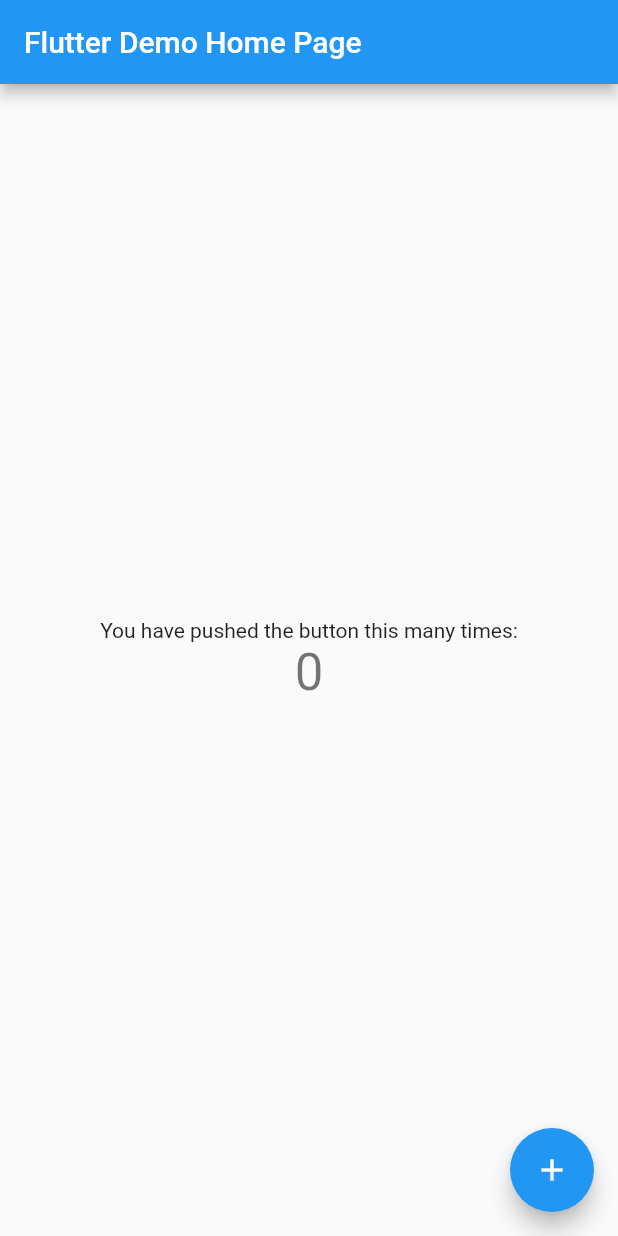
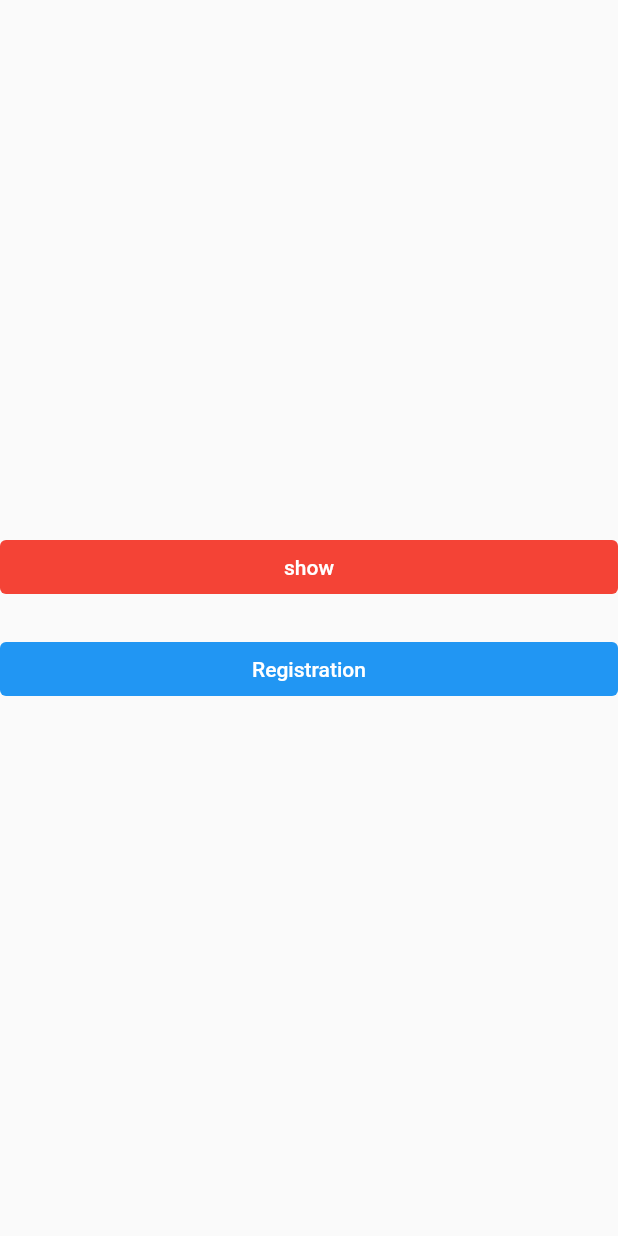
Before and after one commit to abhishekr77/show_toast, a Flutter app: the screen it shows after launch, on a phone screen of 412 x 824 dp. Run offline on Flutter 3.47's test engine with Material 2 defaults, Android fonts, the phone set to English and light mode, and no system bars; our stand-ins replace fluttertoast.

Commit message:
demo code

```diff
--- a/lib/main.dart
+++ b/lib/main.dart
@@ -1,4 +1,5 @@
 import 'package:flutter/material.dart';
+import 'package:show_toast/toast.dart';
 
 void main() {
   runApp(const MyApp());
@@ -13,103 +14,64 @@ class MyApp extends StatelessWidget {
     return MaterialApp(
       title: 'Flutter Demo',
       theme: ThemeData(
-        // This is the theme of your application.
-        //
-        // Try running your application with "flutter run". You'll see the
-        // application has a blue toolbar. Then, without quitting the app, try
-        // changing the primarySwatch below to Colors.green and then invoke
-        // "hot reload" (press "r" in the console where you ran "flutter run",
-        // or simply save your changes to "hot reload" in a Flutter IDE).
-        // Notice that the counter didn't reset back to zero; the application
-        // is not restarted.
         primarySwatch: Colors.blue,
       ),
-      home: const MyHomePage(title: 'Flutter Demo Home Page'),
+      home: const TestToastPage(),
     );
   }
 }
 
-class MyHomePage extends StatefulWidget {
-  const MyHomePage({super.key, required this.title});
-
-  // This widget is the home page of your application. It is stateful, meaning
-  // that it has a State object (defined below) that contains fields that affect
-  // how it looks.
-
-  // This class is the configuration for the state. It holds the values (in this
-  // case the title) provided by the parent (in this case the App widget) and
-  // used by the build method of the State. Fields in a Widget subclass are
-  // always marked "final".
-
-  final String title;
+class TestToastPage extends StatefulWidget {
+  const TestToastPage({Key? key}) : super(key: key);
 
   @override
-  State<MyHomePage> createState() => _MyHomePageState();
+  State<TestToastPage> createState() => _TestToastPageState();
 }
 
-class _MyHomePageState extends State<MyHomePage> {
-  int _counter = 0;
-
-  void _incrementCounter() {
-    setState(() {
-      // This call to setState tells the Flutter framework that something has
-      // changed in this State, which causes it to rerun the build method below
-      // so that the display can reflect the updated values. If we changed
-      // _counter without calling setState(), then the build method would not be
-      // called again, and so nothing would appear to happen.
-      _counter++;
-    });
-  }
-
+class _TestToastPageState extends State<TestToastPage> {
   @override
   Widget build(BuildContext context) {
-    // This method is rerun every time setState is called, for instance as done
-    // by the _incrementCounter method above.
-    //
-    // The Flutter framework has been optimized to make rerunning build methods
-    // fast, so that you can just rebuild anything that needs updating rather
-    // than having to individually change instances of widgets.
     return Scaffold(
-      appBar: AppBar(
-        // Here we take the value from the MyHomePage object that was created by
-        // the App.build method, and use it to set our appbar title.
-        title: Text(widget.title),
+      body: Column(
+        mainAxisAlignment: MainAxisAlignment.center,
+        children: [
+          ElevatedButton(
+              style: ElevatedButton.styleFrom(
+                primary: Colors.red,
+                elevation: 0,
+              ),
+              onPressed: () {
+                showToast(message: "hi");
+              },
+              child: const Center(
+                child: Text("show"),
+              )),
+
+          const SizedBox(
+            height: 20,
+          ),
+          ElevatedButton(
+              style: ElevatedButton.styleFrom(
+                elevation: 0,
+              ),
+              onPressed: () async {
+                showToast(message: "started");
+
+                await Future.delayed(Duration(seconds: 1));
+                closeToast();
+
+                showToast(message: "getting there");
+
+                await Future.delayed(Duration(seconds: 2));
+                closeToast();
+
+                showToast(message: "successfully registrated");
+              },
+              child: Center(
+                child: Text("Registration"),
+              )),
+        ],
       ),
-      body: Center(
-        // Center is a layout widget. It takes a single child and positions it
-        // in the middle of the parent.
-        child: Column(
-          // Column is also a layout widget. It takes a list of children and
-          // arranges them vertically. By default, it sizes itself to fit its
-          // children horizontally, and tries to be as tall as its parent.
-          //
-          // Invoke "debug painting" (press "p" in the console, choose the
-          // "Toggle Debug Paint" action from the Flutter Inspector in Android
-          // Studio, or the "Toggle Debug Paint" command in Visual Studio Code)
-          // to see the wireframe for each widget.
-          //
-          // Column has various properties to control how it sizes itself and
-          // how it positions its children. Here we use mainAxisAlignment to
-          // center the children vertically; the main axis here is the vertical
-          // axis because Columns are vertical (the cross axis would be
-          // horizontal).
-          mainAxisAlignment: MainAxisAlignment.center,
-          children: <Widget>[
-            const Text(
-              'You have pushed the button this many times:',
-            ),
-            Text(
-              '$_counter',
-              style: Theme.of(context).textTheme.headlineMedium,
-            ),
-          ],
-        ),
-      ),
-      floatingActionButton: FloatingActionButton(
-        onPressed: _incrementCounter,
-        tooltip: 'Increment',
-        child: const Icon(Icons.add),
-      ), // This trailing comma makes auto-formatting nicer for build methods.
     );
   }
 }
--- a/pubspec.yaml
+++ b/pubspec.yaml
@@ -46,6 +46,7 @@ dev_dependencies:
   # package. See that file for information about deactivating specific lint
   # rules and activating additional ones.
   flutter_lints: ^2.0.0
+  fluttertoast:
 
 # For information on the generic Dart part of this file, see the
 # following page: https://dart.dev/tools/pub/pubspec
```
Also changed, not shown: lib/toast.dart (added, +16 -0 lines), pubspec.lock, 2 other files.
